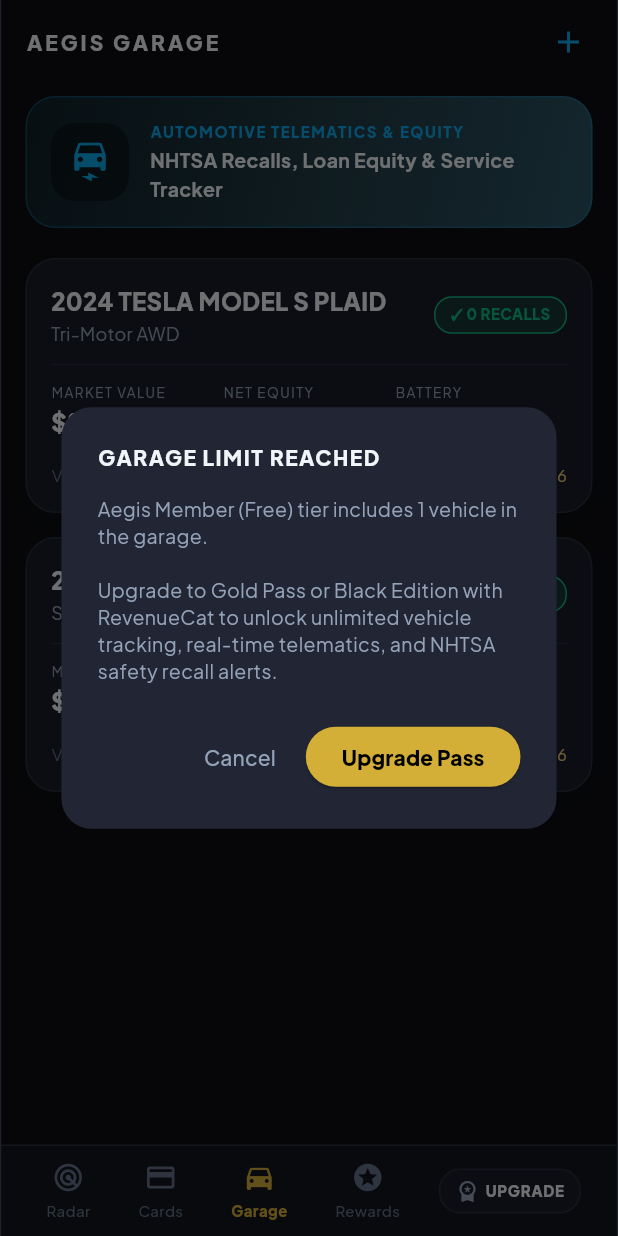
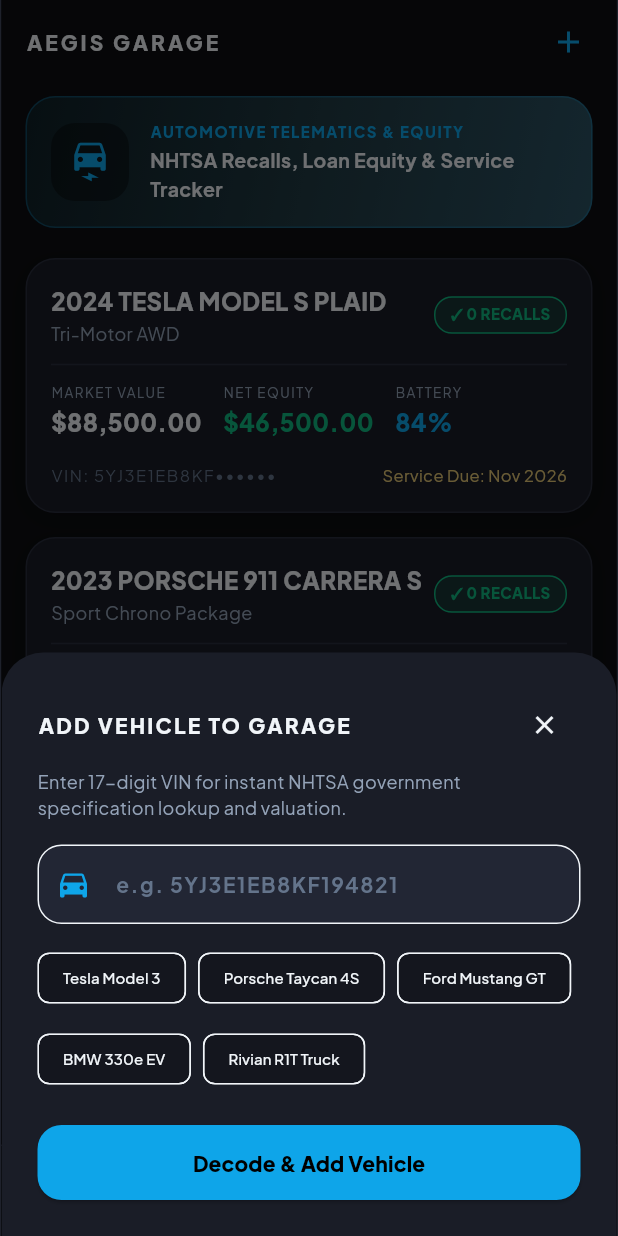
Before and after one commit to chiraghs/Aegis, a Flutter app: the screen it shows after launch, item 3 of the bottom bar chosen, after a tap on the "add" icon, on a phone screen of 412 x 824 dp. Run offline on Flutter 3.47's test engine with Material 3 defaults, Android fonts, the phone set to English and light mode, and no system bars; our stand-ins replace google_fonts; missing offline and left inert: onesignal_flutter, purchases_flutter.

Commit message:
docs: add DEMO.md guide with 5 real VINs, live API breakdown, and garage presets

```diff
--- a/aegis/lib/providers/app_state.dart
+++ b/aegis/lib/providers/app_state.dart
@@ -58,7 +58,7 @@
   bool get isBlackEdition => _tier == SubscriptionTier.black;
 
   bool get canAddMoreCards => isGoldOrHigher || _cards.length < 2;
-  bool get canAddMoreVehicles => isGoldOrHigher || _vehicles.isEmpty;
+  bool get canAddMoreVehicles => isGoldOrHigher || _vehicles.length < 5;
   bool get hasAiCardOptimizer => isBlackEdition;
   bool get hasDeepNetWorthAnalytics => isGoldOrHigher;
   bool get hasFireProjectionSimulator => isBlackEdition;
--- a/aegis/lib/screens/garage_screen.dart
+++ b/aegis/lib/screens/garage_screen.dart
@@ -103,14 +103,27 @@
               const SizedBox(height: 12),
               Wrap(
                 spacing: 8,
+                runSpacing: 6,
                 children: [
                   ActionChip(
-                    label: const Text('Tesla Model 3 VIN', style: TextStyle(fontSize: 10)),
+                    label: const Text('Tesla Model 3', style: TextStyle(fontSize: 10)),
                     onPressed: () => _vinController.text = '5YJ3E1EB8KF194821',
                   ),
                   ActionChip(
-                    label: const Text('Porsche 911 VIN', style: TextStyle(fontSize: 10)),
+                    label: const Text('Porsche Taycan 4S', style: TextStyle(fontSize: 10)),
                     onPressed: () => _vinController.text = 'WP0AB2Y14MSA83921',
+                  ),
+                  ActionChip(
+                    label: const Text('Ford Mustang GT', style: TextStyle(fontSize: 10)),
+                    onPressed: () => _vinController.text = '1FA6P8CF5L5100000',
+                  ),
+                  ActionChip(
+                    label: const Text('BMW 330e EV', style: TextStyle(fontSize: 10)),
+                    onPressed: () => _vinController.text = 'WBA8E1C55JKA00000',
+                  ),
+                  ActionChip(
+                    label: const Text('Rivian R1T Truck', style: TextStyle(fontSize: 10)),
+                    onPressed: () => _vinController.text = '7FCTGAAA3NN000000',
                   ),
                 ],
               ),
```
Also changed, not shown: 1 other file.
